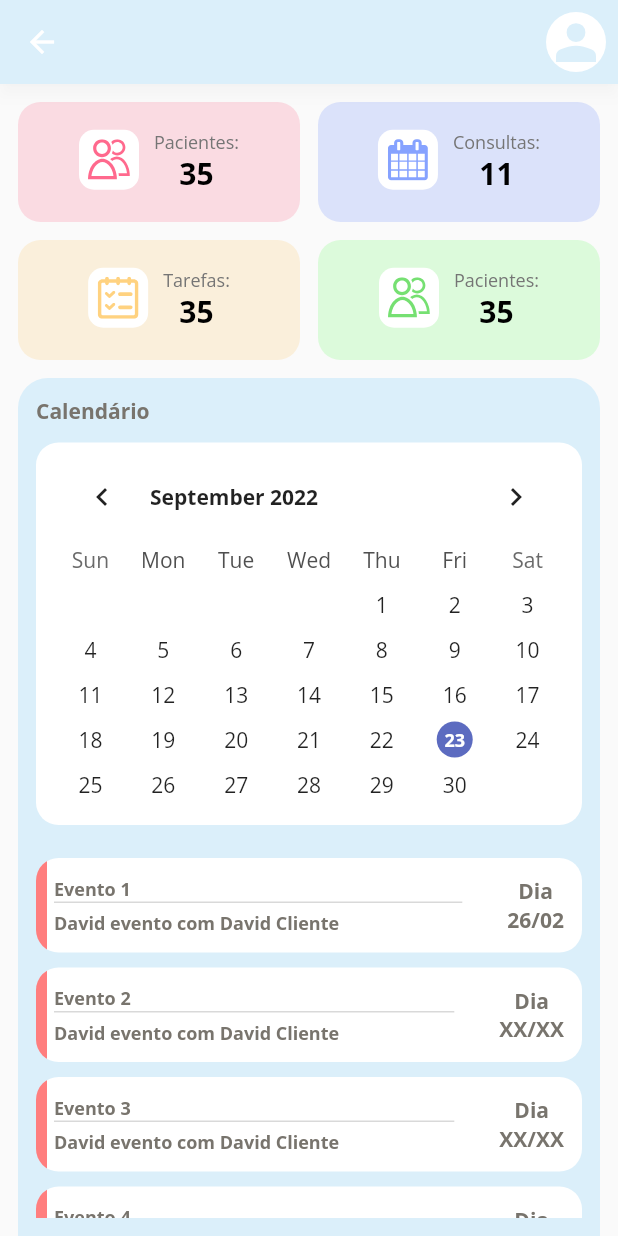
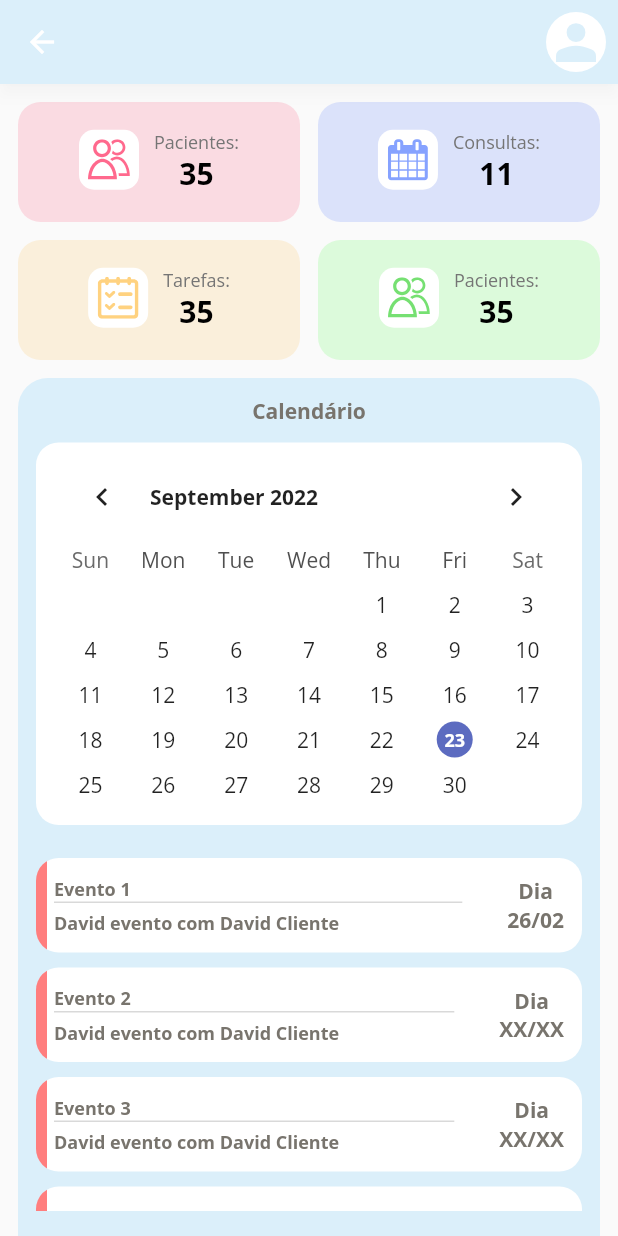
Before and after one commit to JOHN-RlCHARD/phonos-flutter, a Flutter app: the FonoMainPage screen opened directly, on a phone screen of 412 x 824 dp. Run offline on Flutter 3.47's test engine with Material 2 defaults, Android fonts, the phone set to English and light mode, and no system bars; drawn by our look-alikes of table_calendar; our stand-ins replace email_validator, flutter_svg, google_fonts.

Commit message:
Calendar Responsive

```diff
--- a/lib/screens/fono_dashboard/dashboard_calendar.dart
+++ b/lib/screens/fono_dashboard/dashboard_calendar.dart
@@ -33,7 +33,7 @@ class DashBoardCalendar extends StatelessWidget {
             SizedBox(
               height: 20,
             ),
-            Calendar(),
+            Expanded(child: Calendar()),
           ],
         ),
       ),
--- a/lib/screens/fono_dashboard/mobile_layout.dart
+++ b/lib/screens/fono_dashboard/mobile_layout.dart
@@ -27,7 +27,6 @@ class MobileDashboard extends StatelessWidget {
                 color: Color(0xFFDBEFFA),
               ),
               child: Column(
-                crossAxisAlignment: CrossAxisAlignment.start,
                 children: [
                   Text(
                     'Calendário',
@@ -39,13 +38,9 @@ class MobileDashboard extends StatelessWidget {
                   SizedBox(
                     height: 12,
                   ),
-                  Calendar(),
-                  // Container(
-                  //   height: 300,
-                  //   width: double.infinity,
-                  // ),
-                  SizedBox(
-                    height: 12,
+                  Container(
+                    height: 600,
+                    child: Calendar(),
                   ),
                 ],
               ),
--- a/lib/widgets/calendar.dart
+++ b/lib/widgets/calendar.dart
@@ -79,8 +79,7 @@ class _CalendarState extends State<Calendar> {
         SizedBox(
           height: 12,
         ),
-        Container(
-          height: 250,
+        Expanded(
           child: SingleChildScrollView(
             child: Column(
               children: [
```
